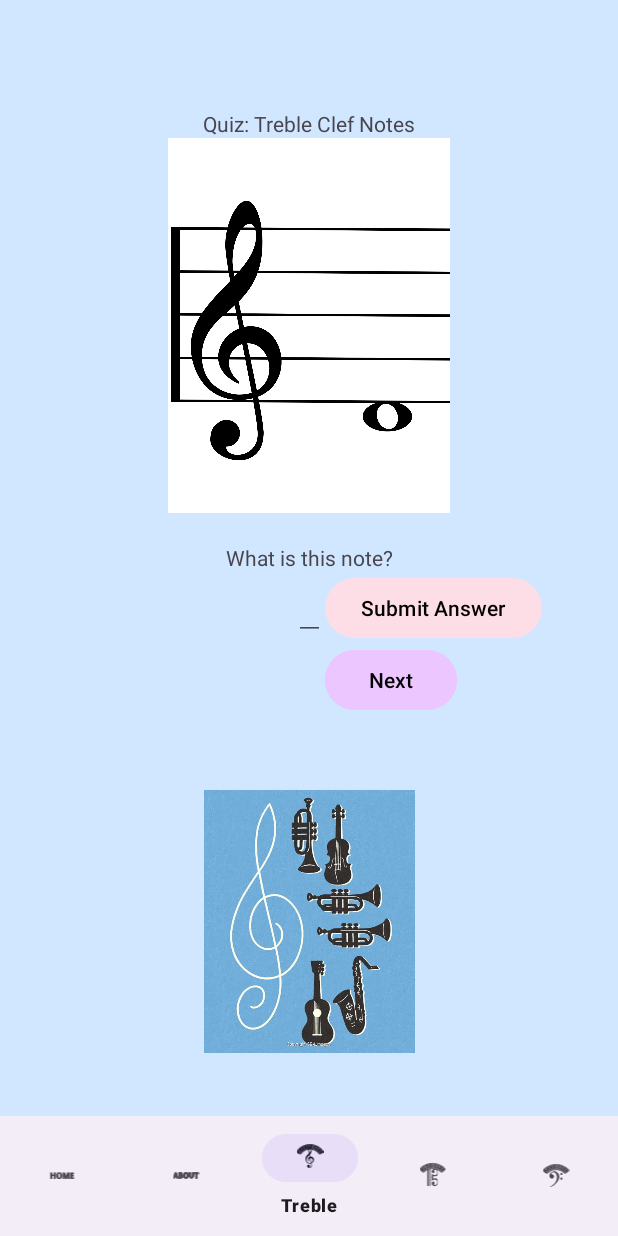
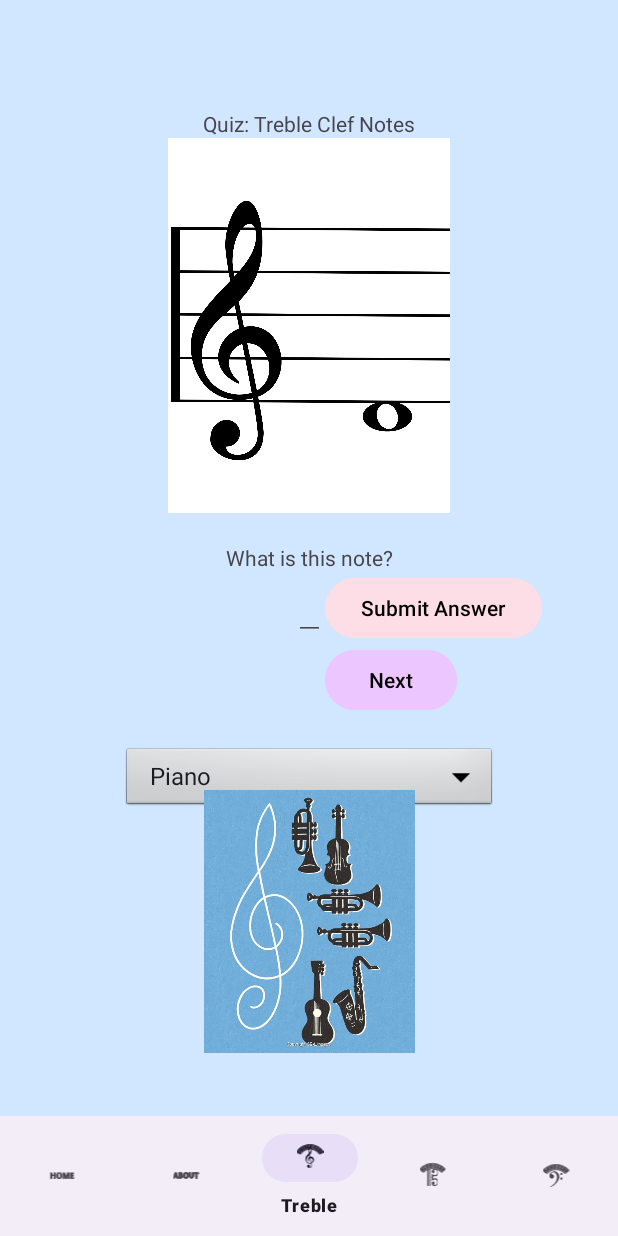
Before and after one commit to FYeboah12/Mobile_Custom_Project_Frances, an Android app: the screen it shows after launch (MainActivity), item 3 of the bottom bar chosen, on a phone screen of 412 x 824 dp. Run offline under Robolectric (Android 15) with nearby library versions, the light colour scheme and no system bars.

Commit message:
oct 27- sound implemented, add for dropdown

```diff
--- a/app/src/main/java/com/yeboahfrances/sightreadingmadeeasy/TrebleClef.java
+++ b/app/src/main/java/com/yeboahfrances/sightreadingmadeeasy/TrebleClef.java
@@ -1,17 +1,20 @@
 package com.yeboahfrances.sightreadingmadeeasy;
 import android.graphics.drawable.Drawable;
+import android.media.MediaPlayer;
+import android.net.Uri;
 import android.os.Build;
 import android.os.Bundle;
 import android.view.HapticFeedbackConstants;
 import android.view.LayoutInflater;
 import android.view.View;
 import android.view.ViewGroup;
+import android.widget.ArrayAdapter;
 import android.widget.Button;
 import android.widget.EditText;
 import android.widget.ImageView;
 import android.os.Vibrator;
+import android.widget.Spinner;
 import android.widget.TextView;
-
 import androidx.annotation.NonNull;
 import androidx.annotation.Nullable;
 import androidx.annotation.RequiresApi;
@@ -23,27 +26,36 @@ public class TrebleClef extends Fragment {
     int count = 1;
     @Nullable
     @Override
-    public View onCreateView(@NonNull LayoutInflater inflater, @Nullable ViewGroup container, @Nullable Bundle savedInstanceState) {
+    public View onCreateView(@NonNull LayoutInflater inflater, @Nullable ViewGroup container, @Nullable Bundle savedInstanceState){
+        //use view.getContext() instead of this
         View view = inflater.inflate(R.layout.fragment_treble_clef, container, false);
         ImageView imgs = view.findViewById(R.id.note_imgs);
         imgs.setImageDrawable(getResources().getDrawable(notes[0]));
         Button next = view.findViewById(R.id.next);
         Button submit = view.findViewById(R.id.submit);
         EditText editText = view.findViewById(R.id.answer);
-        TextView correct = view.findViewById(R.id.correct);
+        TextView response = view.findViewById(R.id.correct);
+        MediaPlayer mediaPlayer = MediaPlayer.create(view.getContext(), R.raw.note);
+        Spinner dropdown = view.findViewById(R.id.inst_dropdown);
+        String[] instruments = new String[]{"Piano","Clarinet","Bass Clarinet", "Trumpet", "Saxophone", "Violin"};
+        ArrayAdapter<String> adapter = new ArrayAdapter<>(view.getContext(), android.R.layout.simple_spinner_dropdown_item, instruments);
+        dropdown.setAdapter(adapter);
         submit.setOnClickListener(new View.OnClickListener() {
             @RequiresApi(api = Build.VERSION_CODES.R)
             @Override
             public void onClick(View v) {
                 String answer = editText.getText().toString();
                 if(answer.toUpperCase().equals(note_names[count-1])) {
-                    correct.setText("✨✨Correct!✨✨");
-                    correct.setTextSize(20);
-                    //correct.setTextColor();
+                    response.setText("✨✨Correct!✨✨");
+                    response.setTextSize(20);
+                    response.setTextColor(getResources().getColor(R.color.correct));
+                    mediaPlayer.start(); // this plays piano; get all the notes
+                    //show instrument
                 }
                 else{
-                    correct.setText("Incorrect!");
-                    correct.setTextSize(20);
+                    response.setText("Incorrect!");
+                    response.setTextSize(20);
+                    response.setTextColor(getResources().getColor(R.color.incorrect));
                     view.performHapticFeedback(HapticFeedbackConstants.REJECT);
                 }
             }
@@ -57,6 +69,9 @@ public class TrebleClef extends Fragment {
                 count++;
             }
         }); //IT WORKS LESGO just change the size
+
+        // dropdown.setOnItemSelectedListener(view.getContext());
+
         return view;
     }
 
--- a/app/src/main/res/layout/fragment_treble_clef.xml
+++ b/app/src/main/res/layout/fragment_treble_clef.xml
@@ -79,6 +79,15 @@
         app:layout_constraintLeft_toLeftOf="parent"
         app:layout_constraintRight_toRightOf="parent">
     </TextView>
+    <Spinner
+        android:id="@+id/inst_dropdown"
+        app:layout_constraintTop_toBottomOf="@id/correct"
+        app:layout_constraintLeft_toLeftOf="parent"
+        app:layout_constraintRight_toRightOf="parent"
+        android:layout_width="250dp"
+        android:layout_height="45dp"
+        android:background="@android:drawable/btn_dropdown"
+        android:spinnerMode="dropdown"/>
 <!--instruments-->
     <ImageView
         android:layout_margin="100dp"
--- a/app/src/main/res/values/colors.xml
+++ b/app/src/main/res/values/colors.xml
@@ -5,4 +5,6 @@
     <color name="lilac">#ECC6FF</color>
     <color name="palepink">#fddde6</color>
     <color name="babyblue">#d1e7ff</color>
+    <color name="correct">#50C878</color>
+    <color name="incorrect">#D22B2B</color>
 </resources>
```
Also changed, not shown: 1 other file.
